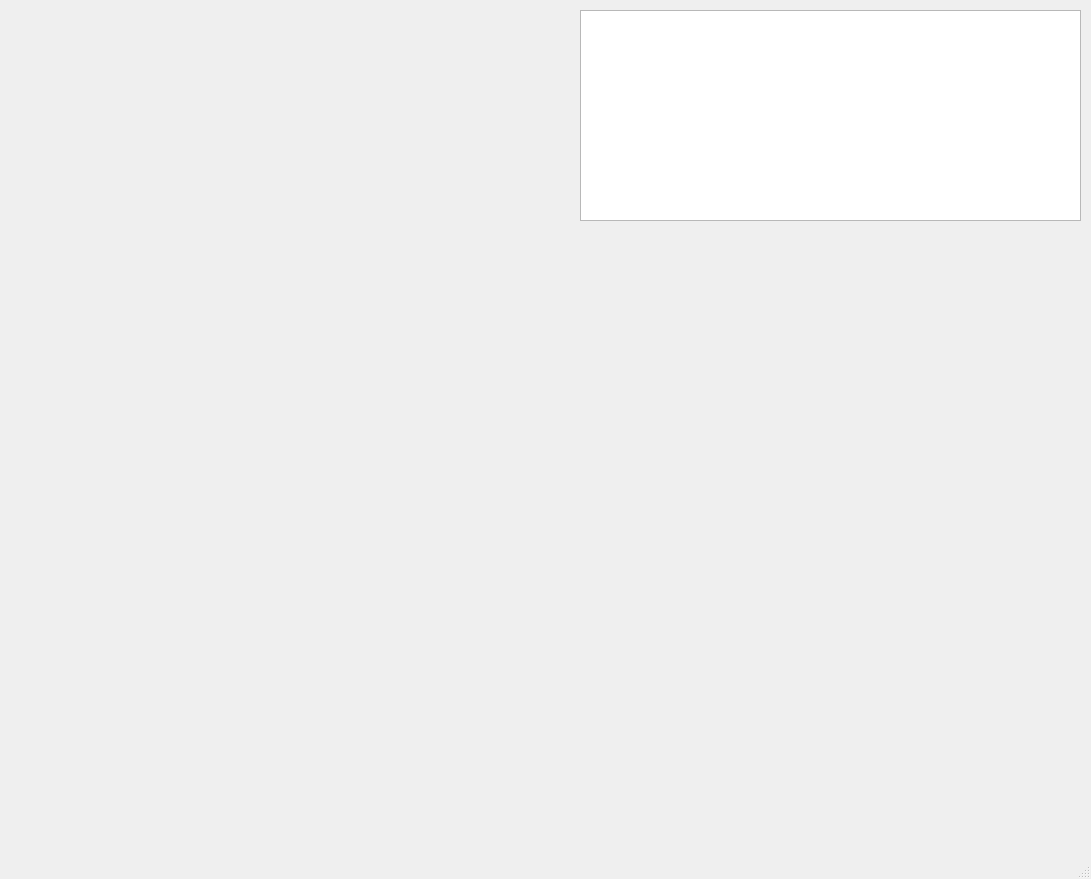
The window that gcs/gcs_ui.ui (genzorr/imu-platform) describes before a commit, drawn with Qt 5.
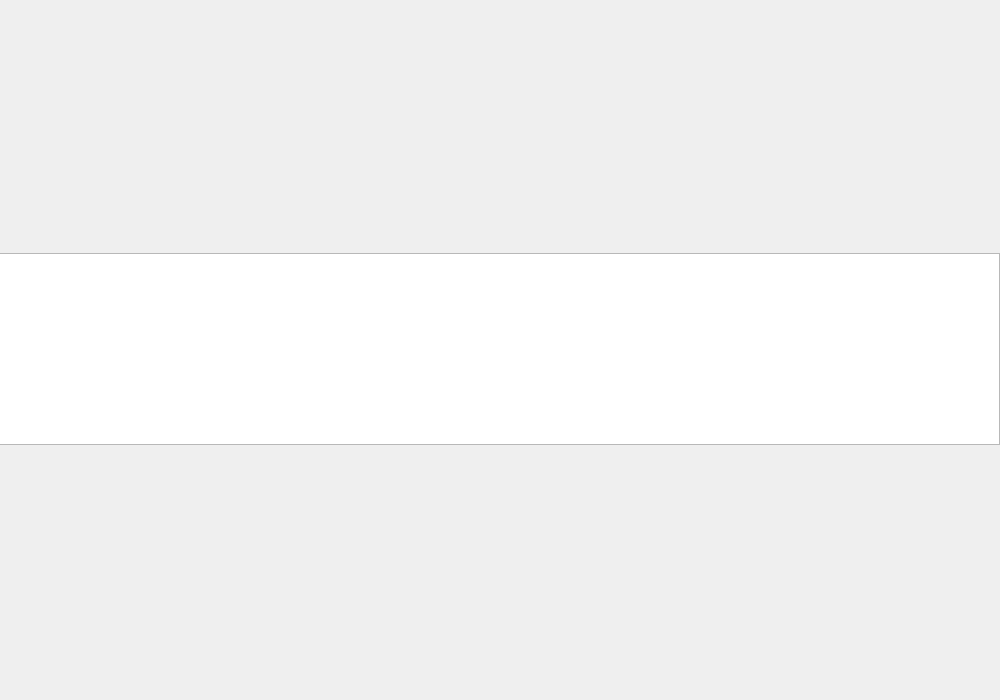
The same window after the commit.

Patch:
```diff
--- a/gcs/gcs_ui.ui
+++ b/gcs/gcs_ui.ui
@@ -6,10 +6,16 @@
    <rect>
     <x>0</x>
     <y>0</y>
-    <width>1091</width>
-    <height>879</height>
+    <width>1000</width>
+    <height>700</height>
    </rect>
   </property>
+  <property name="sizePolicy">
+   <sizepolicy hsizetype="Ignored" vsizetype="Ignored">
+    <horstretch>0</horstretch>
+    <verstretch>0</verstretch>
+   </sizepolicy>
+  </property>
   <property name="windowTitle">
    <string>MainWindow</string>
   </property>
@@ -17,52 +23,33 @@
    <widget class="QWidget" name="gridLayoutWidget">
     <property name="geometry">
      <rect>
-      <x>580</x>
-      <y>10</y>
-      <width>501</width>
-      <height>211</height>
+      <x>-1</x>
+      <y>-1</y>
+      <width>1001</width>
+      <height>701</height>
      </rect>
     </property>
-    <layout class="QGridLayout" name="gridTextLayout">
-     <item row="0" column="0">
-      <widget class="QTextBrowser" name="textBrowser"/>
+    <layout class="QHBoxLayout" name="horizontalLayout">
+     <item>
+      <layout class="QVBoxLayout" name="graph_layout"/>
+     </item>
+     <item>
+      <layout class="QVBoxLayout" name="graph_3d_layout">
+       <item>
+        <widget class="QTextBrowser" name="textBrowser">
+         <property name="sizePolicy">
+          <sizepolicy hsizetype="Expanding" vsizetype="Fixed">
+           <horstretch>0</horstretch>
+           <verstretch>0</verstretch>
+          </sizepolicy>
+         </property>
+        </widget>
+       </item>
+      </layout>
      </item>
     </layout>
    </widget>
-   <widget class="QWidget" name="verticalLayoutWidget">
-    <property name="geometry">
-     <rect>
-      <x>10</x>
-      <y>10</y>
-      <width>561</width>
-      <height>821</height>
-     </rect>
-    </property>
-    <layout class="QVBoxLayout" name="verticalGrafLayout"/>
-   </widget>
-   <widget class="QWidget" name="gridLayoutWidget_2">
-    <property name="geometry">
-     <rect>
-      <x>580</x>
-      <y>230</y>
-      <width>501</width>
-      <height>601</height>
-     </rect>
-    </property>
-    <layout class="QGridLayout" name="grid3DGrafLayout"/>
-   </widget>
   </widget>
-  <widget class="QMenuBar" name="menubar">
-   <property name="geometry">
-    <rect>
-     <x>0</x>
-     <y>0</y>
-     <width>1091</width>
-     <height>21</height>
-    </rect>
-   </property>
-  </widget>
-  <widget class="QStatusBar" name="statusbar"/>
  </widget>
  <resources/>
  <connections/>
```
Left out of the diff: 2 changed lines with no effect on the pictures.
